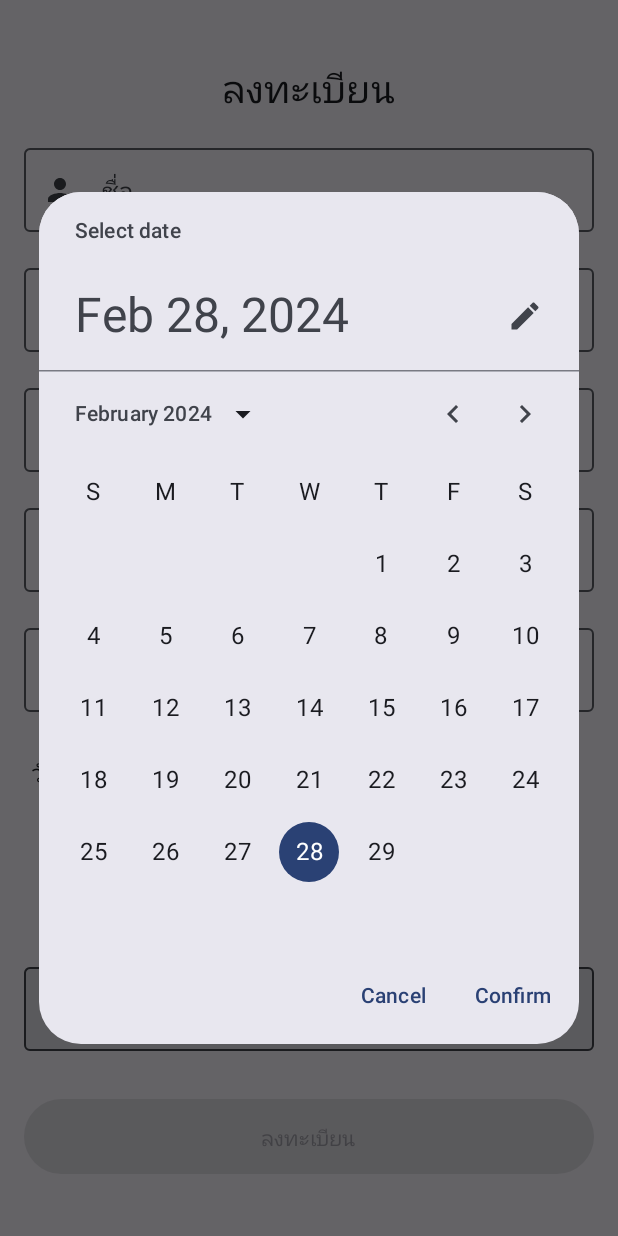
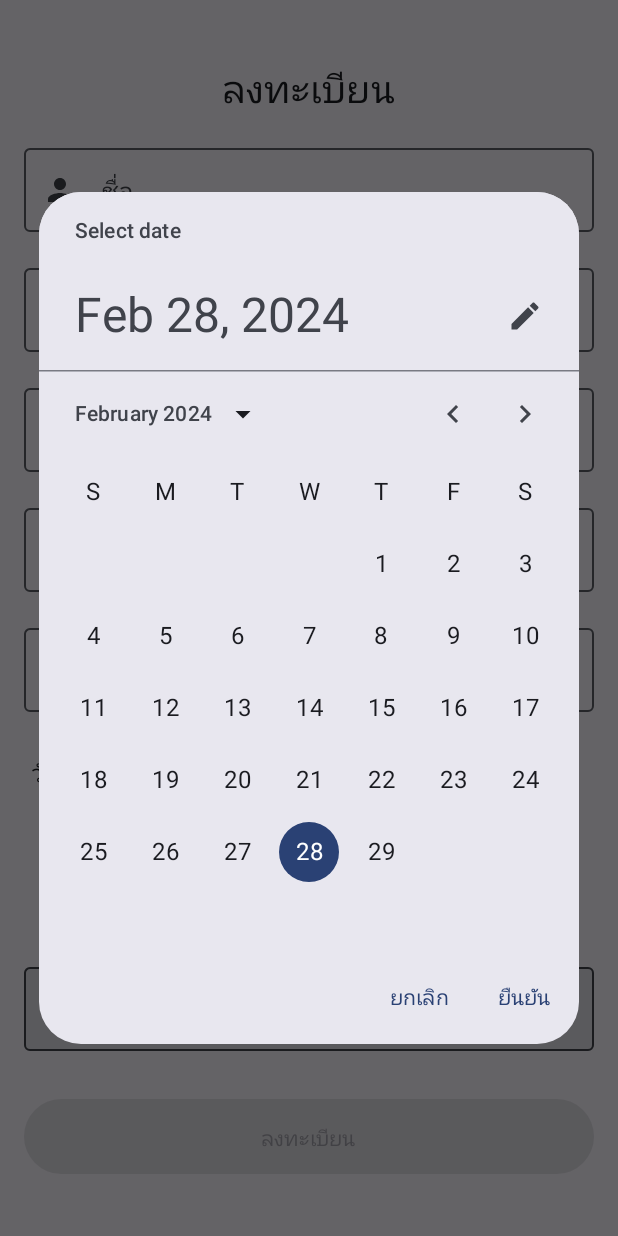
Before and after one commit to sorawitPHX/MoneyHubAndorid, an Android app built with Jetpack Compose: the RegisterScreen screen opened through its navigation route, after a tap on "Time Icon", on a phone screen of 412 x 824 dp. Run offline under Robolectric (Android 15) with nearby library versions, the phone set to English and light mode, and no system bars.

Commit message:
เสร็จหน้า Login/Register ใช้งานได้

```diff
--- a/app/src/main/java/com/example/moneyhubandorid/api/MoneyHubAPI.kt
+++ b/app/src/main/java/com/example/moneyhubandorid/api/MoneyHubAPI.kt
@@ -24,8 +24,8 @@ interface MoneyHubAPI {
         @Field("birthday") birthday: String,
         @Field("email") email: String,
         @Field("password") password: String,
-        @Field("idcareer") idcareer: String,
-        @Field("idgender") idgender: String
+        @Field("idcareer") idcareer: Int,
+        @Field("idgender") idgender: Int
     ): Call<LoginClass>
 
 //    @GET("search/{std_id}")
--- a/app/src/main/java/com/example/moneyhubandorid/screen/RegisterScreen.kt
+++ b/app/src/main/java/com/example/moneyhubandorid/screen/RegisterScreen.kt
@@ -1,6 +1,7 @@
 package com.example.moneyhubandorid.screen
 
 import android.annotation.SuppressLint
+import android.widget.Toast
 import androidx.compose.foundation.clickable
 import androidx.compose.foundation.layout.Arrangement
 import androidx.compose.foundation.layout.Column
@@ -36,6 +37,7 @@ import androidx.compose.material3.TextButton
 import androidx.compose.material3.rememberDatePickerState
 import androidx.compose.runtime.Composable
 import androidx.compose.runtime.getValue
+import androidx.compose.runtime.mutableIntStateOf
 import androidx.compose.runtime.mutableLongStateOf
 import androidx.compose.runtime.mutableStateOf
 import androidx.compose.runtime.remember
@@ -56,7 +58,12 @@ import androidx.compose.ui.text.style.TextAlign
 import androidx.compose.ui.unit.dp
 import androidx.compose.ui.unit.sp
 import androidx.navigation.NavHostController
+import com.example.moneyhubandorid.LoginClass
+import com.example.moneyhubandorid.Screen
 import com.example.moneyhubandorid.api.MoneyHubAPI
+import retrofit2.Call
+import retrofit2.Callback
+import retrofit2.Response
 import java.text.SimpleDateFormat
 import java.util.Calendar
 import java.util.Date
@@ -67,6 +74,23 @@ import java.util.Date
 fun RegisterScreen(navController: NavHostController) {
     val contextForToast = LocalContext.current
     val Client = MoneyHubAPI.create()
+    var id_careers = mapOf<String, Int>(
+        "นักเรียน/นักศึกษา" to 1,
+        "ธุรกิจส่วนตัว" to 2,
+        "ข้าราชการ/พนักงานราชการ" to 3,
+        "รับจ้าง" to 4
+    )
+    var id_genders = mapOf<String, Int>(
+        "ชาย" to 1,
+        "หญิง" to 2,
+        "อื่นๆ" to 3
+    )
+    var idgender by remember {
+        mutableIntStateOf(0)
+    }
+    var idcareer by remember {
+        mutableIntStateOf(0)
+    }
     var firstname by remember {
         mutableStateOf("")
     }
@@ -88,8 +112,8 @@ fun RegisterScreen(navController: NavHostController) {
     var careername by remember {
         mutableStateOf("")
     }
-    var date by remember {
-        mutableLongStateOf(0)
+    var birthday by remember {
+        mutableStateOf("")
     }
 
     var isButtonEnabled by remember {
@@ -195,7 +219,7 @@ fun RegisterScreen(navController: NavHostController) {
         )
         Spacer(modifier = Modifier.height(16.dp))
 
-        date = DateContent()
+        birthday = DateContent()
 
         gender = genderRadioGroupUsage()
         Spacer(modifier = Modifier.height(16.dp))
@@ -206,44 +230,46 @@ fun RegisterScreen(navController: NavHostController) {
         Spacer(modifier = Modifier.height(16.dp))
         Button(
             onClick = {
-//                keyboardController?.hide()
-//                focusManager.clearFocus()
-//                Client.registerStudent(firstname, name, password, gender)
-//                    .enqueue(object : Callback<LoginClass> {
-//
-//                        @SuppressLint("RestrictedApi")
-//                        override fun onResponse(
-//                            call: Call<LoginClass>,
-//                            response: Response<LoginClass>
-//                        ) {
-//                            if (response.isSuccessful) {
-//                                Toast.makeText(
-//                                    contextForToast,
-//                                    "Register successfully",
-//                                    Toast.LENGTH_LONG
-//                                ).show()
-//                                if (navController.currentBackStack.value.size >= 2) {
-//                                    navController.popBackStack()
-//                                }
-//                                navController.navigate(Screen.Login.route)
-//                            } else {
-//                                Toast.makeText(
-//                                    contextForToast,
-//                                    "Register Failed",
-//                                    Toast.LENGTH_LONG
-//                                ).show()
-//                            }
-//                        }
-//
-//                        override fun onFailure(call: Call<LoginClass>, t: Throwable) {
-//                            Toast.makeText(
-//                                contextForToast,
-//                                "Error inFailure ${t.message}",
-//                                Toast.LENGTH_LONG
-//                            ).show()
-//                        }
-//
-//                    })
+                keyboardController?.hide()
+                focusManager.clearFocus()
+                idcareer = id_careers[careername]!!
+                idgender = id_genders[gender]!!
+                Client.registerUser(firstname, lastname, birthday, email, password, idcareer, idgender)
+                    .enqueue(object : Callback<LoginClass> {
+
+                        @SuppressLint("RestrictedApi")
+                        override fun onResponse(
+                            call: Call<LoginClass>,
+                            response: Response<LoginClass>
+                        ) {
+                            if (response.isSuccessful) {
+                                Toast.makeText(
+                                    contextForToast,
+                                    "Register successfully",
+                                    Toast.LENGTH_LONG
+                                ).show()
+                                if (navController.currentBackStack.value.size >= 2) {
+                                    navController.popBackStack()
+                                }
+                                navController.navigate(Screen.Login.route)
+                            } else {
+                                Toast.makeText(
+                                    contextForToast,
+                                    "Register Failed",
+                                    Toast.LENGTH_LONG
+                                ).show()
+                            }
+                        }
+
+                        override fun onFailure(call: Call<LoginClass>, t: Throwable) {
+                            Toast.makeText(
+                                contextForToast,
+                                "Error inFailure ${t.message}",
+                                Toast.LENGTH_LONG
+                            ).show()
+                        }
+
+                    })
             },
             enabled = isButtonEnabled,
             modifier = Modifier
@@ -317,7 +343,7 @@ fun genderRadioGroupUsage(): String {
 
 @OptIn(ExperimentalMaterial3Api::class)
 @Composable
-fun DateContent(): Long {
+fun DateContent(): String {
     var calendar = Calendar.getInstance()
     var mYear = calendar.get(Calendar.YEAR)
     var mMonth = calendar.get(Calendar.MONTH)
@@ -343,14 +369,14 @@ fun DateContent(): Long {
                     showDatePicker = false
                     selectedDate = datePickerState.selectedDateMillis!!
                 }) {
-                    Text(text = "Confirm")
+                    Text(text = "ยืนยัน")
                 }
             },
             dismissButton = {
                 TextButton(onClick = {
                     showDatePicker = false
                 }) {
-                    Text(text = "Cancel")
+                    Text(text = "ยกเลิก")
                 }
             }
         ) {
@@ -378,9 +404,9 @@ fun DateContent(): Long {
             )
         }
         var formatter = SimpleDateFormat("dd-MMM-yyy")
-        Text(text = "Date: ${formatter.format(Date(selectedDate))}")
+        Text(text = "วันที่ ${formatter.format(Date(selectedDate))}")
     }
-    return selectedDate
+    return SimpleDateFormat("yyyy-MM-dd").format(Date(selectedDate))
 }
 
 @OptIn(ExperimentalMaterial3Api::class)
```
